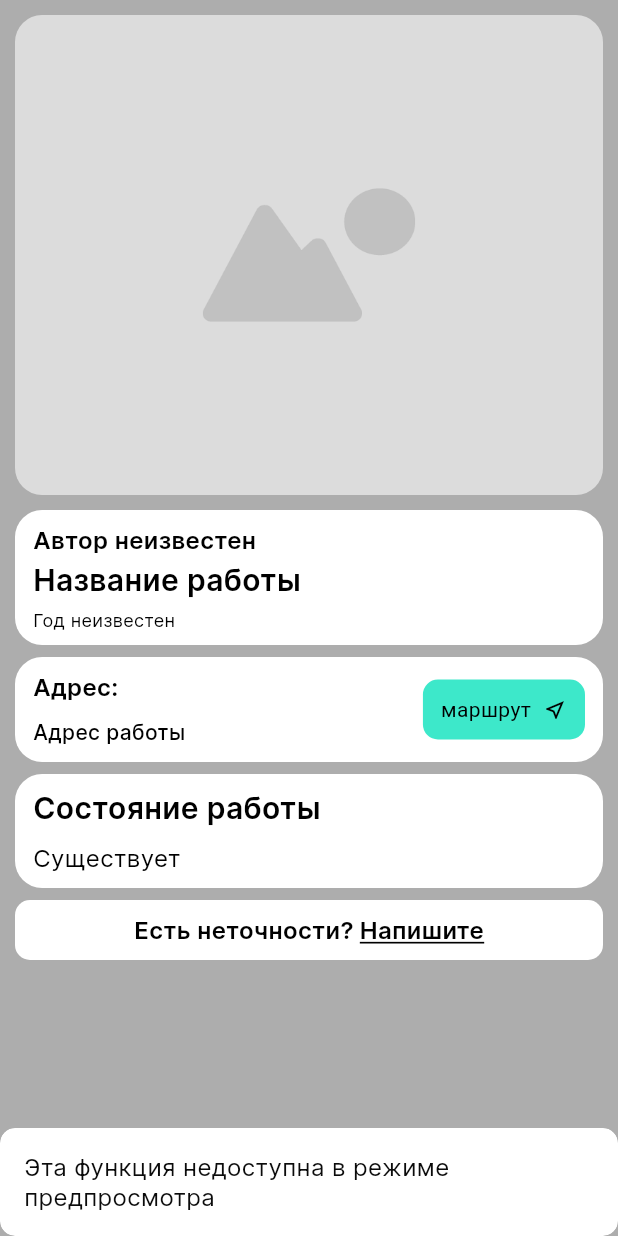
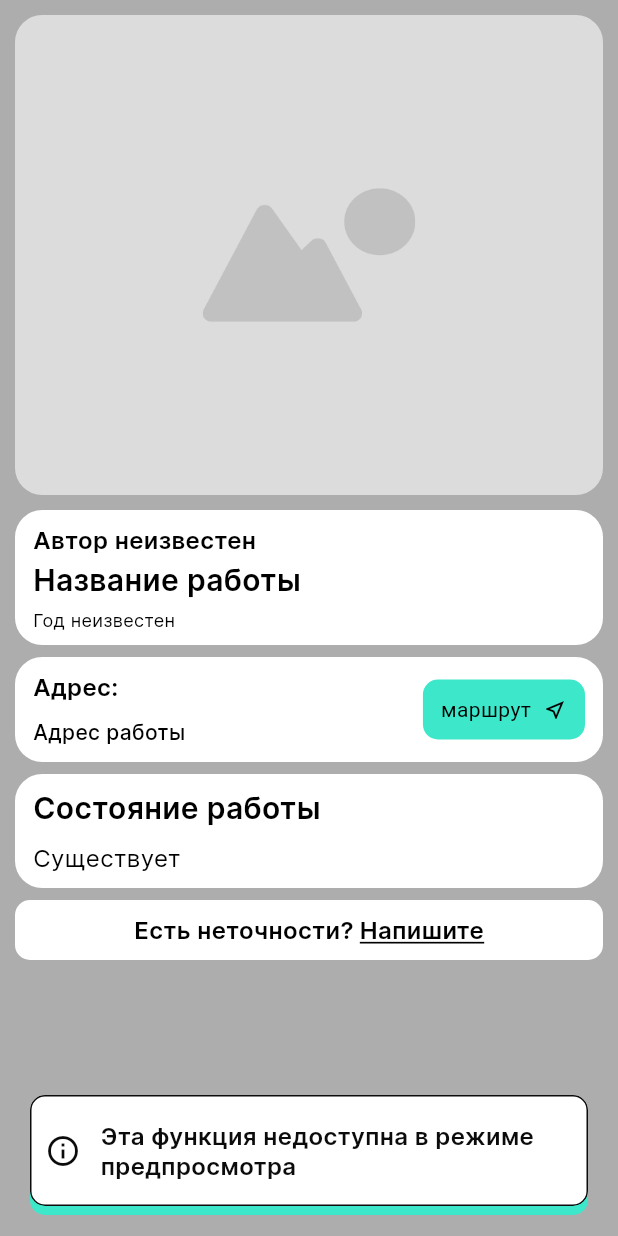
Before and after one commit to toGetIntoLingonberryJam/StreetArtApp, a Flutter app: the _PreviewView screen opened directly, after a tap on "маршрут", on a phone screen of 412 x 824 dp. Run offline on Flutter 3.47's test engine with Material 3 defaults, Android fonts, the phone set to English and light mode, and no system bars; our stand-ins replace dio, flutter_bloc, flutter_map, geolocator, get, latlong2; missing offline and left inert: flutter_map_animations, flutter_map_cancellable_tile_provider, localstore; network calls fail.

Commit message:
custom snackbars (success, error, info)

```diff
--- a/lib/core/utils/utils.dart
+++ b/lib/core/utils/utils.dart
@@ -1,23 +1,19 @@
 import 'package:flutter/material.dart';
 import 'package:get/get.dart';
 import 'package:street_art_witnesses/core/values/text_styles.dart';
-import 'package:street_art_witnesses/core/values/theme.dart';
 import 'package:street_art_witnesses/widgets/app_widgets.dart';
 import 'package:url_launcher/url_launcher.dart';
 
 class Utils {
-  static ColorScheme get themeColors =>
-      Get.isDarkMode ? darkTheme.colorScheme : lightTheme.colorScheme;
-
   static void _showSnackbar(GetSnackBar snackbar) => Get
     ..closeAllSnackbars()
     ..showSnackbar(snackbar);
 
-  static void showMessage(String message) => _showSnackbar(DefaultSnackbar(message));
+  static void showInfo(String message) => _showSnackbar(InfoSnackbar(message));
+  static void showError(String message) => _showSnackbar(ErrorSnackbar(message));
+  static void showSuccess(String message) => _showSnackbar(SuccessSnackBar(message));
 
-  static void showError(String message) => _showSnackbar(ErrorSnackbar(message));
-
-  static Future<bool?> showWarning({
+  static Future<bool?> showDialog({
     required String title,
     String? content,
     bool barrierDismissible = true,
@@ -26,7 +22,7 @@ class Utils {
   }) async =>
       Get.dialog(
         AlertDialog(
-          backgroundColor: Utils.themeColors.background,
+          backgroundColor: Get.theme.colorScheme.background,
           surfaceTintColor: Colors.transparent,
           title: Text(
             title,
@@ -72,7 +68,7 @@ class Utils {
   }
 
   static Future<bool> tryLaunchUrl(Uri url) async {
-    final response = await showWarning(
+    final response = await showDialog(
       title: 'Переход по ссылке',
       content: 'Вы собираетесь перейти по ссылке:\n$url',
       acceptText: 'Перейти',
--- a/lib/core/values/theme.dart
+++ b/lib/core/values/theme.dart
@@ -14,6 +14,7 @@ final lightTheme = ThemeData(
     secondary: Color.fromRGBO(135, 95, 250, 1),
     tertiary: Color.fromRGBO(252, 213, 56, 1),
     error: Color.fromRGBO(252, 56, 56, 1),
+    onError: Color.fromRGBO(252, 153, 153, 1),
   ),
   inputDecorationTheme: const InputDecorationTheme(
     fillColor: Colors.white,
@@ -36,6 +37,7 @@ final darkTheme = ThemeData(
     secondary: Color.fromRGBO(135, 95, 250, 1),
     tertiary: Color.fromRGBO(252, 213, 56, 1),
     error: Color.fromRGBO(252, 56, 56, 1),
+    onError: Color.fromRGBO(252, 153, 153, 1),
   ),
   useMaterial3: true,
 );
--- a/lib/data/models/map/map_task.dart
+++ b/lib/data/models/map/map_task.dart
@@ -14,7 +14,7 @@ final class MapMessageTask extends MapTask {
   MapMessageTask(this.message);
 
   @override
-  void complete(BuildContext context) => Utils.showMessage(message);
+  void complete(BuildContext context) => Utils.showInfo(message);
 }
 
 final class MapRouteTask extends MapTask {
--- a/lib/modules/applications/screen.dart
+++ b/lib/modules/applications/screen.dart
@@ -112,7 +112,7 @@ class _ApplicationPage extends GetView<ProfileController> {
     if (result == null && context.mounted) {
       Utils.showError('Не удалось выполнить запрос');
     } else if (context.mounted) {
-      Utils.showMessage('Работа одобрена');
+      Utils.showInfo('Работа одобрена');
       Get.back();
     }
   }
--- a/lib/modules/artwork/artwork_page.dart
+++ b/lib/modules/artwork/artwork_page.dart
@@ -145,12 +145,12 @@ class _ArtworkImageSliderState extends State<_ArtworkImageSlider> {
                 AppIconButton(onTap: Get.back, iconData: Icons.arrow_back),
                 const Expanded(child: SizedBox()),
                 AppIconButton(
-                  onTap: () => Utils.showMessage('Изменить работу'),
+                  onTap: () => Utils.showInfo('Изменить работу'),
                   iconData: Icons.edit_outlined,
                 ),
                 const SizedBox(width: 10),
                 AppIconButton(
-                  onTap: () => Utils.showMessage('Добавить в избранное'),
+                  onTap: () => Utils.showInfo('Добавить в избранное'),
                   iconData: Icons.favorite_border,
                 ),
               ],
--- a/lib/modules/artwork/widgets/address_info.dart
+++ b/lib/modules/artwork/widgets/address_info.dart
@@ -34,7 +34,7 @@ class AddressInfo extends StatelessWidget {
   }
 
   void _showPreviewWarning(BuildContext context) {
-    Utils.showMessage('Эта функция недоступна в режиме предпросмотра');
+    Utils.showInfo('Эта функция недоступна в режиме предпросмотра');
   }
 
   @override
--- a/lib/modules/auth/check_email/controller.dart
+++ b/lib/modules/auth/check_email/controller.dart
@@ -52,7 +52,7 @@ class EmailCounterController extends GetxController {
 
       if (context.mounted) {
         if (success == true) {
-          Utils.showMessage('Письмо успешно отправлено');
+          Utils.showInfo('Письмо успешно отправлено');
         } else if (success == false) {
           Utils.showError('Произошла ошибка при отправке письма');
         }
--- a/lib/modules/home/modules/map/controller.dart
+++ b/lib/modules/home/modules/map/controller.dart
@@ -54,7 +54,7 @@ class GetMapController extends GetxController with GetTickerProviderStateMixin {
     final artwork = await Utils.showLoading(future);
 
     if (artwork == null) {
-      Utils.showMessage('Не удалось получить данные о работе');
+      Utils.showInfo('Не удалось получить данные о работе');
     } else {
       Get.to(() => ArtworkPage(artwork: artwork));
     }
--- a/lib/modules/moderation/edit_screen.dart
+++ b/lib/modules/moderation/edit_screen.dart
@@ -229,7 +229,7 @@ class _AdditionalInfoViewState extends State<_AdditionalInfoView> {
   void save() async {
     if (formKey.currentState?.validate() ?? false) {
       if (!allSet()) {
-        final proceed = await Utils.showWarning(
+        final proceed = await Utils.showDialog(
           title: 'Продолжить?',
           content: 'Вы не заполнили все дополнительные поля. Уверены, что хотите продолжить?',
           acceptText: 'Продолжить',
@@ -319,7 +319,7 @@ class _PreviewView extends StatelessWidget implements _ModerationEditView {
   String get title => 'Предпросмотр';
 
   void send0(BuildContext context) async {
-    final send = await Utils.showWarning(
+    final send = await Utils.showDialog(
           title: 'Отправление на модерацию',
           content: 'Пожалуйста, убедитесь в правильности заполненных данных перед отправкой',
           acceptText: 'Отправить',
--- a/lib/modules/user/modules/change_password.dart
+++ b/lib/modules/user/modules/change_password.dart
@@ -60,7 +60,7 @@ class __ChangePasswordFormState extends State<_ChangePasswordForm> {
         ),
         const SizedBox(height: 40),
         AppButton.primary(
-          onTap: () => Utils.showMessage('Изменения сохранены'),
+          onTap: () => Utils.showInfo('Изменения сохранены'),
           label: 'Сохранить',
         ),
       ],
--- a/lib/modules/user/modules/user_info.dart
+++ b/lib/modules/user/modules/user_info.dart
@@ -30,7 +30,7 @@ class UserInfoScreen extends StatelessWidget {
                   UserTiles.changePassword(context),
                   const SizedBox(height: 40),
                   AppButton.primary(
-                    onTap: () => Utils.showMessage('Изменения сохранены'),
+                    onTap: () => Utils.showInfo('Изменения сохранены'),
                     label: 'Сохранить',
                   ),
                 ],
--- a/lib/modules/user/widgets/profile_list_tiles.dart
+++ b/lib/modules/user/widgets/profile_list_tiles.dart
@@ -56,7 +56,7 @@ abstract class UserTiles {
 }
 
 void _logout(BuildContext context) async {
-  final isLogout = await Utils.showWarning(
+  final isLogout = await Utils.showDialog(
         title: 'Выйти из аккаунта',
         content: 'Вы уверены, что хотите выйти из аккаунта?',
       ) ??
--- a/lib/widgets/containers/app_list_tile.dart
+++ b/lib/widgets/containers/app_list_tile.dart
@@ -23,7 +23,7 @@ class AppListTile extends StatelessWidget {
   Widget build(BuildContext context) {
     return InkWell(
       borderRadius: BorderRadius.circular(12),
-      onTap: onTap ?? () => Utils.showMessage(text),
+      onTap: onTap ?? () => Utils.showInfo(text),
       child: AppContainer(
         borderRadius: 12,
         child: Row(
--- a/lib/widgets/other/app_logo.dart
+++ b/lib/widgets/other/app_logo.dart
@@ -7,8 +7,6 @@ class AppLogo extends StatelessWidget {
   Widget build(BuildContext context) {
     Brightness theme = Theme.of(context).brightness;
 
-    return Image.asset(theme == Brightness.dark
-        ? 'assets/logo_light.png'
-        : 'assets/logo_dark.png');
+    return Image.asset(theme == Brightness.dark ? 'assets/logo_light.png' : 'assets/logo_dark.png');
   }
 }
--- a/lib/widgets/other/slider_dots.dart
+++ b/lib/widgets/other/slider_dots.dart
@@ -20,8 +20,7 @@ class SliderDots extends StatelessWidget {
         spacing: gap,
         alignment: WrapAlignment.center,
         children: [
-          for (int i = 0; i < count; i++)
-            Dot(radius: 10, isActive: i == activeIndex),
+          for (int i = 0; i < count; i++) Dot(radius: 10, isActive: i == activeIndex),
         ],
       ),
     );
--- a/lib/widgets/snackbars/default_snackbar.dart
+++ b/lib/widgets/snackbars/default_snackbar.dart
@@ -1,33 +1,69 @@
 import 'package:flutter/material.dart';
 import 'package:get/get.dart';
-import 'package:street_art_witnesses/core/utils/utils.dart';
 import 'package:street_art_witnesses/core/values/text_styles.dart';
 
-class DefaultSnackbar extends GetSnackBar {
-  DefaultSnackbar(String message, {super.key})
+class InfoSnackbar extends GetSnackBar {
+  InfoSnackbar(String message, {super.key})
       : super(
           messageText: Text(
             message,
-            style: TextStyles.text.copyWith(color: Utils.themeColors.inverseSurface),
+            style: TextStyles.headline2.copyWith(color: Get.theme.colorScheme.inverseSurface),
           ),
+          icon: Icon(
+            Icons.info_outline,
+            color: Get.theme.colorScheme.inverseSurface,
+            size: 24,
+          ),
+          shouldIconPulse: false,
+          margin: const EdgeInsets.all(20),
           borderRadius: 10,
-          duration: const Duration(milliseconds: 2500),
-          backgroundColor: Utils.themeColors.onBackground,
+          duration: const Duration(milliseconds: 4000),
+          animationDuration: const Duration(milliseconds: 750),
+          backgroundColor: Get.theme.colorScheme.onBackground,
+          borderColor: Get.theme.colorScheme.inverseSurface,
         );
 }
 
 class ErrorSnackbar extends GetSnackBar {
   ErrorSnackbar(String message, {super.key})
       : super(
-          snackStyle: SnackStyle.FLOATING,
-          margin: const EdgeInsets.all(20),
           messageText: Text(
             message,
-            style: TextStyles.text.copyWith(color: Utils.themeColors.inverseSurface),
+            style: TextStyles.headline2.copyWith(color: Get.theme.colorScheme.error),
           ),
+          icon: Icon(
+            Icons.error_outline,
+            color: Get.theme.colorScheme.error,
+            size: 24,
+          ),
+          shouldIconPulse: false,
+          margin: const EdgeInsets.all(20),
           borderRadius: 10,
           duration: const Duration(milliseconds: 4000),
-          backgroundColor: Utils.themeColors.onBackground,
-          borderColor: Colors.white,
+          animationDuration: const Duration(milliseconds: 750),
+          backgroundColor: Get.theme.colorScheme.onBackground,
+          borderColor: Get.theme.colorScheme.error,
         );
 }
+
+class SuccessSnackBar extends GetSnackBar {
+  SuccessSnackBar(String message, {super.key})
+      : super(
+          messageText: Text(
+            message,
+            style: TextStyles.headline2.copyWith(color: Get.theme.colorScheme.primary),
+          ),
+          icon: Icon(
+            Icons.check_circle_outline,
+            color: Get.theme.colorScheme.primary,
+            size: 24,
+          ),
+          shouldIconPulse: false,
+          margin: const EdgeInsets.all(20),
+          borderRadius: 10,
+          duration: const Duration(milliseconds: 4000),
+          animationDuration: const Duration(milliseconds: 750),
+          backgroundColor: Get.theme.colorScheme.onBackground,
+          borderColor: Get.theme.colorScheme.primary,
+        );
+}
```
